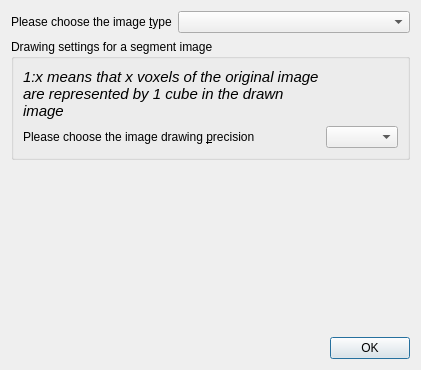
Old version of the form Polyhedron/demo/Polyhedron/Plugins/Mesh_3/Image_res_dialog.ui in the repository CGAL/cgal.
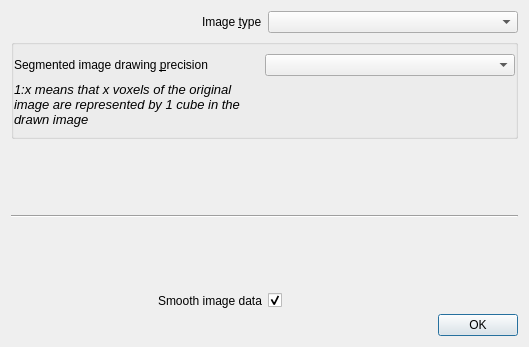
New version of the form.

Commit message: Refactor DCM / BMP to avoid code duplication + add smoothing selection to GUI

```diff
--- a/Polyhedron/demo/Polyhedron/Plugins/Mesh_3/Image_res_dialog.ui
+++ b/Polyhedron/demo/Polyhedron/Plugins/Mesh_3/Image_res_dialog.ui
@@ -6,8 +6,8 @@
    <rect>
     <x>0</x>
     <y>0</y>
-    <width>421</width>
-    <height>370</height>
+    <width>529</width>
+    <height>347</height>
    </rect>
   </property>
   <property name="sizePolicy">
@@ -19,24 +19,31 @@
   <property name="windowTitle">
    <string>Load a 3D image</string>
   </property>
-  <layout class="QGridLayout" name="gridLayout" rowstretch="0,0,0,0,0,0,0,0,0,0,0,0,0" columnstretch="0,1">
-   <item row="11" column="0" colspan="2">
-    <spacer name="verticalSpacer">
+  <layout class="QGridLayout" name="gridLayout" rowstretch="0,0,0,0,0,0,0,0,0,0,0,0,0,0,0,0,0,0,0,0,0,0,0,0,0" columnstretch="0,0">
+   <item row="0" column="0" alignment="Qt::AlignRight">
+    <widget class="QLabel" name="imageTypeLabel">
+     <property name="text">
+      <string>Image &amp;type</string>
+     </property>
+     <property name="buddy">
+      <cstring>imageType</cstring>
+     </property>
+    </widget>
+   </item>
+   <item row="19" column="0" colspan="2">
+    <spacer name="verticalSpacer_2">
      <property name="orientation">
       <enum>Qt::Vertical</enum>
      </property>
      <property name="sizeHint" stdset="0">
       <size>
        <width>20</width>
-       <height>0</height>
+       <height>40</height>
       </size>
      </property>
     </spacer>
    </item>
-   <item row="0" column="1">
-    <widget class="QComboBox" name="imageType"/>
-   </item>
-   <item row="12" column="0" colspan="2">
+   <item row="24" column="0" colspan="2">
     <widget class="QDialogButtonBox" name="buttonBox">
      <property name="orientation">
       <enum>Qt::Horizontal</enum>
@@ -46,33 +53,48 @@
      </property>
     </widget>
    </item>
-   <item row="0" column="0">
-    <widget class="QLabel" name="label_3">
+   <item row="20" column="0" alignment="Qt::AlignRight">
+    <widget class="QLabel" name="smoothImageLabel">
      <property name="text">
-      <string>Please choose the image &amp;type</string>
+      <string>Smooth image data</string>
      </property>
-     <property name="buddy">
-      <cstring>imageType</cstring>
+    </widget>
+   </item>
+   <item row="5" column="0" colspan="2">
+    <widget class="Line" name="line">
+     <property name="orientation">
+      <enum>Qt::Horizontal</enum>
      </property>
     </widget>
    </item>
-   <item row="2" column="0" colspan="2">
+   <item row="0" column="1">
+    <widget class="QComboBox" name="imageType"/>
+   </item>
+   <item row="3" column="0" colspan="2">
     <widget class="QGroupBox" name="groupBox">
      <property name="title">
-      <string>Drawing settings for a segment image</string>
+      <string/>
      </property>
      <layout class="QGridLayout" name="gridLayout_2">
+      <property name="leftMargin">
+       <number>0</number>
+      </property>
+      <property name="rightMargin">
+       <number>0</number>
+      </property>
+      <property name="horizontalSpacing">
+       <number>0</number>
+      </property>
       <item row="0" column="0">
-       <layout class="QGridLayout" name="gridLayout_3" columnstretch="0,1">
-        <item row="2" column="1">
-         <widget class="QComboBox" name="precisionList">
-          <property name="editable">
-           <bool>false</bool>
-          </property>
-         </widget>
-        </item>
-        <item row="0" column="0">
-         <widget class="QLabel" name="label_2">
+       <layout class="QGridLayout" name="gridLayout_3" columnstretch="0,0">
+        <property name="horizontalSpacing">
+         <number>0</number>
+        </property>
+        <property name="verticalSpacing">
+         <number>6</number>
+        </property>
+        <item row="1" column="0">
+         <widget class="QLabel" name="drawingPrecisionCommentLabel">
           <property name="font">
            <font>
             <pointsize>11</pointsize>
@@ -80,20 +102,20 @@
            </font>
           </property>
           <property name="text">
-           <string>1:x means that x voxels of the original image are represented by 1 cube in the drawn image</string>
+           <string>&lt;html&gt;&lt;head/&gt;&lt;body&gt;&lt;p&gt;&lt;span style=&quot; font-size:10pt;&quot;&gt;1:x means that x voxels of the original image are represented by 1 cube in the drawn image&lt;/span&gt;&lt;/p&gt;&lt;/body&gt;&lt;/html&gt;</string>
           </property>
           <property name="wordWrap">
            <bool>true</bool>
           </property>
          </widget>
         </item>
-        <item row="2" column="0">
-         <widget class="QLabel" name="label">
+        <item row="0" column="0">
+         <widget class="QLabel" name="drawingPrecisionLabel">
           <property name="lineWidth">
            <number>1</number>
           </property>
           <property name="text">
-           <string>Please choose the image drawing &amp;precision</string>
+           <string>Segmented image drawing &amp;precision  </string>
           </property>
           <property name="wordWrap">
            <bool>true</bool>
@@ -103,11 +125,41 @@
           </property>
          </widget>
         </item>
+        <item row="0" column="1">
+         <widget class="QComboBox" name="precisionList">
+          <property name="editable">
+           <bool>false</bool>
+          </property>
+         </widget>
+        </item>
        </layout>
       </item>
      </layout>
     </widget>
    </item>
+   <item row="20" column="1" alignment="Qt::AlignLeft">
+    <widget class="QCheckBox" name="smoothImage">
+     <property name="text">
+      <string/>
+     </property>
+     <property name="checked">
+      <bool>true</bool>
+     </property>
+    </widget>
+   </item>
+   <item row="4" column="0" colspan="2">
+    <spacer name="verticalSpacer">
+     <property name="orientation">
+      <enum>Qt::Vertical</enum>
+     </property>
+     <property name="sizeHint" stdset="0">
+      <size>
+       <width>20</width>
+       <height>40</height>
+      </size>
+     </property>
+    </spacer>
+   </item>
   </layout>
  </widget>
  <resources/>
```
The commit also changes 1 other file.
